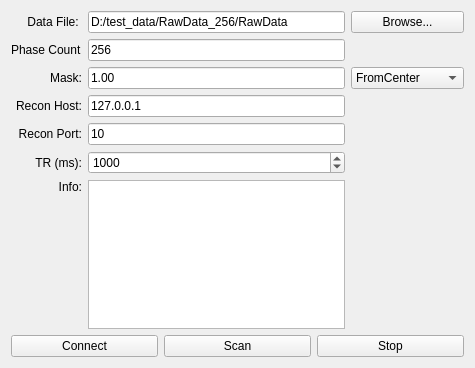
MR-algorithms/YAP, file API/VirtualMriConsole/mainwindow.ui: the form before one commit.
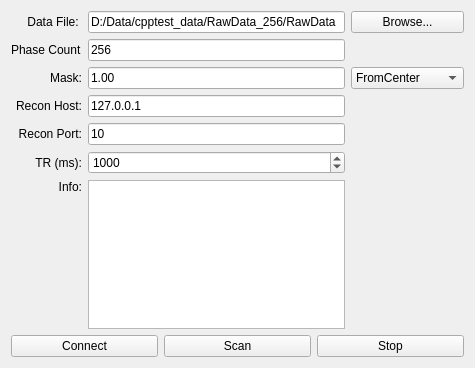
The form after the commit.

```diff
--- a/API/VirtualMriConsole/mainwindow.ui
+++ b/API/VirtualMriConsole/mainwindow.ui
@@ -106,7 +106,7 @@
         <item row="0" column="1">
          <widget class="QLineEdit" name="editDataFile">
           <property name="text">
-           <string>D:/test_data/RawData_256/RawData</string>
+           <string>D:/Data/cpptest_data/RawData_256/RawData</string>
           </property>
          </widget>
         </item>
```
